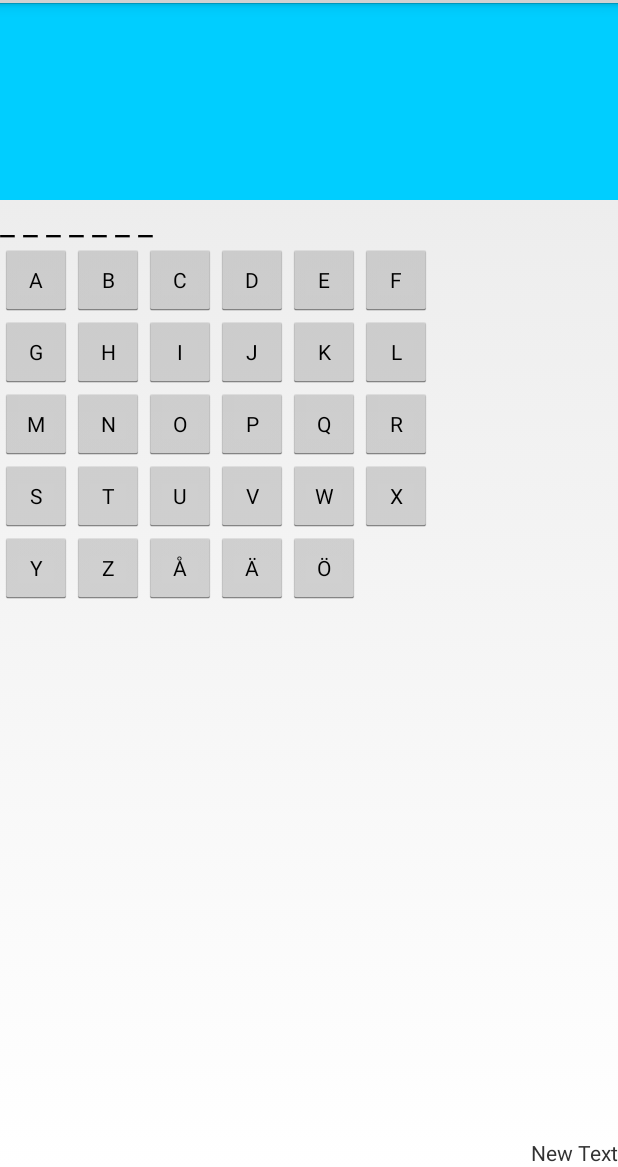
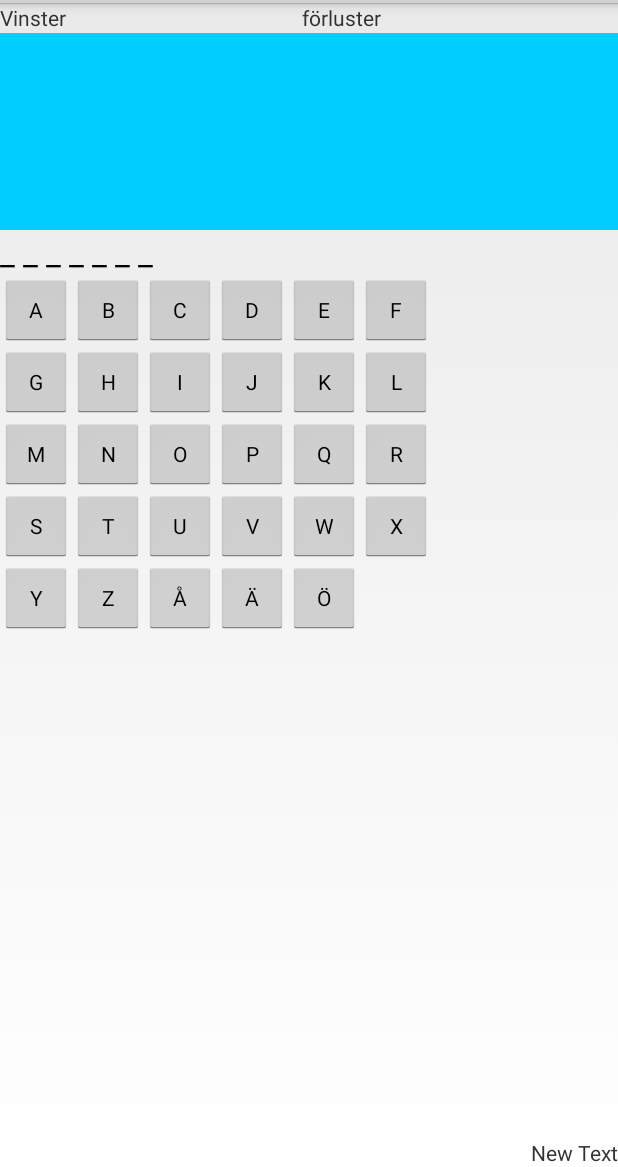
Before and after one commit to silaslenz/HangaGubbe, an Android app: the screen it shows after launch (MainActivity), on a phone screen of 412 x 824 dp, the part 69-1236 px from its top. Run offline under Robolectric (Android 15) with nearby library versions, the phone set to English and light mode, and no system bars.

Commit message:
found word or not

```diff
--- a/HangaGubbe/src/main/java/com/rorlez/hangagubbe/MainActivity.java
+++ b/HangaGubbe/src/main/java/com/rorlez/hangagubbe/MainActivity.java
@@ -1,9 +1,8 @@
 package com.rorlez.hangagubbe;
 
+import android.app.Activity;
 import android.content.SharedPreferences;
 import android.os.Bundle;
-import android.app.Activity;
-import android.view.Menu;
 import android.view.View;
 import android.widget.Button;
 import android.widget.GridLayout;
@@ -13,6 +12,7 @@ public class MainActivity extends Activity {
     public String current_word = "apkalas";
     public TextView txv_word;
     public TextView txv_lives;
+    public TextView txv_game_over;
     public int livesLeft = 5;
     public GridLayout btnGrid;
     public static final String PREFS_NAME = "MyPreferences";
@@ -23,7 +23,7 @@ public class MainActivity extends Activity {
         setContentView(R.layout.game_activity);
         btnGrid = (GridLayout) findViewById(R.id.buttonGrid);
         txv_word = (TextView) findViewById(R.id.txv_word);
-        txv_lives = (TextView) findViewById(R.id.textView);
+        txv_lives = (TextView) findViewById(R.id.txv_lives);
         txv_word.setText(lineCounter(current_word));
 
     }
@@ -33,7 +33,7 @@ public class MainActivity extends Activity {
         setContentView(R.layout.game_activity);
         btnGrid = (GridLayout) findViewById(R.id.buttonGrid);
         txv_word = (TextView) findViewById(R.id.txv_word);
-        txv_lives = (TextView) findViewById(R.id.textView);
+        txv_lives = (TextView) findViewById(R.id.txv_lives);
         txv_word.setText(lineCounter(current_word));
         txv_word.setText(lineCounter(current_word));
     }
@@ -65,11 +65,15 @@ public class MainActivity extends Activity {
                 livesLeft -= 1;
                 txv_lives.setText(Integer.toString(livesLeft));
 
-                if (livesLeft ==0 ) {
+                if (livesLeft == 0 ) {
                     txv_lives.setText("Game Over");
                     int losses = settings.getInt("losses", 0);
                     editor.putInt("losses", (losses+=1));
+
                     setContentView(R.layout.game_over);
+
+                    txv_game_over = (TextView)  findViewById(R.id.txv_game_over);
+                    txv_game_over.setText("Du hittade inte ordet");
                 }
             }
             if (location < 0) {
@@ -79,13 +83,18 @@ public class MainActivity extends Activity {
 
             editor.commit();
         }
-        if (word.contains("_")){
+
+        if (word.contains("_ ")) {
 
         }
-        else{
+        else {
             int wins = settings.getInt("wins", 0);
             editor.putInt("wins", (wins+=1));
+
             setContentView(R.layout.game_over);
+
+            txv_game_over = (TextView)  findViewById(R.id.txv_game_over);
+            txv_game_over.setText("Du hittade ordet");
         }
     }
 
--- a/HangaGubbe/src/main/res/layout/game_activity.xml
+++ b/HangaGubbe/src/main/res/layout/game_activity.xml
@@ -4,6 +4,27 @@
     android:orientation="vertical"
     android:layout_width="match_parent"
     android:layout_height="match_parent">
+
+    <LinearLayout
+        android:layout_width="fill_parent"
+        android:layout_height="20dp"
+        android:layout_gravity="center">
+
+
+        <TextView
+            android:layout_width="wrap_content"
+            android:layout_height="fill_parent"
+            android:layout_weight="1"
+            android:text="Vinster"
+            android:id="@+id/txv_wins" />
+
+        <TextView
+            android:layout_width="wrap_content"
+            android:layout_height="fill_parent"
+            android:layout_weight="1"
+            android:text="förluster"
+            android:id="@+id/txv_losses" />
+    </LinearLayout>
 
     <ImageView
         android:layout_width="fill_parent"
@@ -351,7 +372,7 @@
             android:layout_width="wrap_content"
             android:layout_height="wrap_content"
             android:text="New Text"
-            android:id="@+id/textView"
+            android:id="@+id/txv_lives"
             android:layout_row="12"
             android:layout_column="12" />
     </GridLayout>
```
Also changed, not shown: HangaGubbe/src/main/res/layout/game_over.xml (+7 -5 lines), 1 other file.
